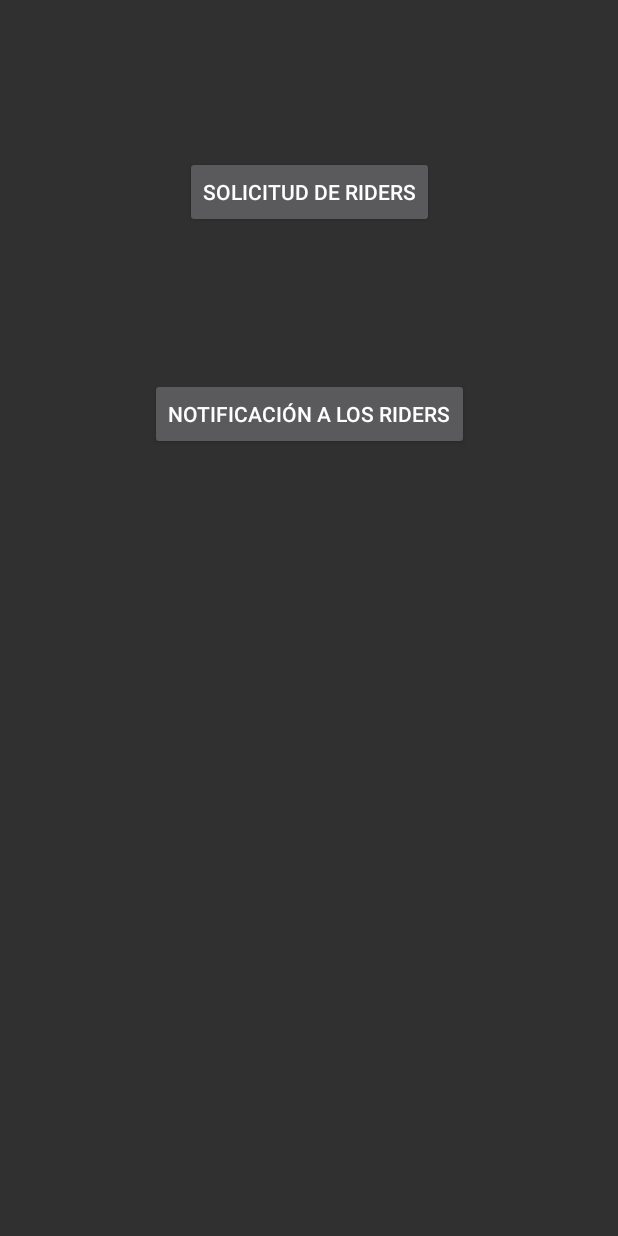
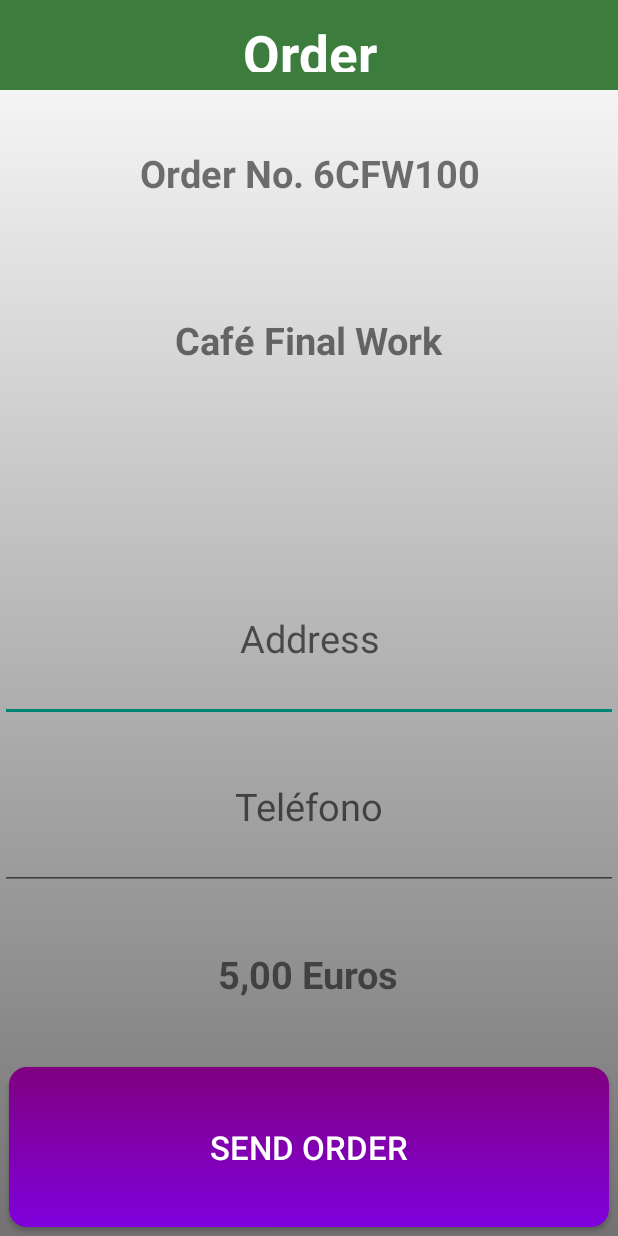
Before and after one commit to pmalavevfp/ProyectoFinal_FP, an Android app: the SendNotif screen opened directly, with no data from a screen before it, on a phone screen of 412 x 824 dp. Run offline under Robolectric (Android 15) with nearby library versions, the phone set to English and light mode, and no system bars; our stand-ins replace Volley.

Commit message:
ya funciona pero el codigo esta sin depurar y faltan por agregar varias actividades para finalizar y colocar los array para las opciones de riders

```diff
--- a/app/src/main/res/drawable/btn_color.xml
+++ b/app/src/main/res/drawable/btn_color.xml
@@ -1,8 +1,8 @@
 <?xml version="1.0" encoding="utf-8"?>
 <selector xmlns:android="http://schemas.android.com/apk/res/android">
-    <item android:state_active="true">
+    <item android:state_pressed="true">
         <shape>
-            <solid android:color="@color/red_500"/>
+            <solid android:color="@color/green_200"/>
             <corners android:radius="@dimen/corner_btn"/>
         </shape>
     </item>
--- a/app/src/main/res/layout/activity_send_notif.xml
+++ b/app/src/main/res/layout/activity_send_notif.xml
@@ -1,29 +1,120 @@
 <?xml version="1.0" encoding="utf-8"?>
-<androidx.constraintlayout.widget.ConstraintLayout xmlns:android="http://schemas.android.com/apk/res/android"
+<LinearLayout xmlns:android="http://schemas.android.com/apk/res/android"
     xmlns:app="http://schemas.android.com/apk/res-auto"
     xmlns:tools="http://schemas.android.com/tools"
     android:id="@+id/btn_send_notif"
     android:layout_width="match_parent"
     android:layout_height="match_parent"
+    android:orientation="vertical"
+    android:layout_gravity="center_horizontal"
+    android:background="@drawable/bckground"
     tools:context=".SendNotif">
+
+    <TextView
+        android:id="@+id/tvPartner"
+        android:layout_width="match_parent"
+        android:layout_height="60dp"
+        android:background="@color/green_200"
+        android:textColor="@color/white"
+        android:gravity="center"
+        android:textSize="35dp"
+        android:text="@string/t_order"
+        android:textStyle="bold"
+        android:layout_gravity="center_horizontal"
+        tools:layout_editor_absoluteY="50dp"
+        android:padding="12dp"
+
+        />
+
+    <TextView
+        android:id="@+id/order_number"
+        android:layout_width="wrap_content"
+        android:layout_height="wrap_content"
+        android:text="@string/t_order_nnumber"
+        android:textSize="25sp"
+        android:textStyle="bold"
+        android:textColorHint="@color/black"
+        android:layout_gravity="center_horizontal"
+        android:gravity="center"
+        android:layout_weight="1"
+        android:padding="12dp"
+        />
+
+    <TextView
+        android:id="@+id/partner_to_send"
+        android:layout_width="wrap_content"
+        android:layout_height="wrap_content"
+        android:text="Café Final Work"
+        android:textSize="25sp"
+        android:textStyle="bold"
+        android:textColorHint="@color/black"
+        android:layout_gravity="center_horizontal"
+        android:layout_weight="1"
+        android:gravity="center"
+        android:padding="12dp"
+        />
+
+    <TextView
+
+        android:layout_width="match_parent"
+        android:layout_height="wrap_content"
+        android:textSize="25sp"
+        android:textColorHint="@color/black"
+        android:layout_weight="1"
+        android:gravity="center"
+        />
+
+    <EditText
+        android:id="@+id/etAddress"
+        android:layout_width="match_parent"
+        android:layout_height="wrap_content"
+        android:hint="@string/t_address_order"
+        android:textSize="25sp"
+        android:layout_gravity="center_horizontal"
+        android:layout_weight="1"
+        android:gravity="center"
+        android:padding="12dp"
+        android:inputType="textMultiLine"
+        />
+
+    <EditText
+        android:id="@+id/etTele"
+        android:layout_width="match_parent"
+        android:layout_height="wrap_content"
+        android:hint="@string/t_telephone_order"
+        android:textSize="25sp"
+        android:layout_gravity="center_horizontal"
+        android:layout_weight="1"
+        android:gravity="center"
+        android:padding="12dp"
+        android:inputType="number"
+        />
+
+    <TextView
+        android:id="@+id/cash"
+        android:layout_width="wrap_content"
+        android:layout_height="wrap_content"
+        android:text="5,00 Euros"
+        android:textSize="25sp"
+        android:textStyle="bold"
+        android:textColorHint="@color/black"
+        android:layout_gravity="center_horizontal"
+        android:layout_weight="1"
+        android:gravity="center"
+        android:padding="12dp"
+        />
+
 
     <Button
         android:id="@+id/btn_riders_request"
-        android:layout_width="wrap_content"
+        style="@style/button"
+        android:layout_width="match_parent"
         android:layout_height="wrap_content"
-        android:layout_marginTop="104dp"
-        android:text="Solicitud de Riders"
-        app:layout_constraintEnd_toEndOf="parent"
-        app:layout_constraintStart_toStartOf="parent"
-        app:layout_constraintTop_toTopOf="parent" />
+        android:text="@string/btn_send_order"
+        android:textColor="@color/white"
+        android:layout_gravity="center_horizontal"
+        android:layout_weight="1"
+        android:padding="12dp"
+        />
 
-    <Button
-        android:id="@+id/btn_send_notif_group"
-        android:layout_width="wrap_content"
-        android:layout_height="wrap_content"
-        android:layout_marginTop="100dp"
-        android:text="Notificación a los RIders"
-        app:layout_constraintEnd_toEndOf="parent"
-        app:layout_constraintStart_toStartOf="parent"
-        app:layout_constraintTop_toBottomOf="@+id/btn_riders_request" />
-</androidx.constraintlayout.widget.ConstraintLayout>
+</LinearLayout>
--- a/app/src/main/res/values-night/themes.xml
+++ b/app/src/main/res/values-night/themes.xml
@@ -1,6 +1,6 @@
 <resources xmlns:tools="http://schemas.android.com/tools">
     <!-- Base application theme. -->
-    <style name="Theme.FinalWorkPushNotif" parent="Theme.MaterialComponents.DayNight.DarkActionBar">
+    <style name="Theme.FinalWorkPushNotif" parent="Theme.AppCompat.DayNight.NoActionBar">
         <!-- Primary brand color. -->
         <item name="colorPrimary">@color/purple_200</item>
         <item name="colorPrimaryVariant">@color/purple_700</item>
--- /dev/null
+++ b/app/src/main/res/values/ic_logo_background.xml
@@ -0,0 +1,4 @@
+<?xml version="1.0" encoding="utf-8"?>
+<resources>
+    <color name="ic_logo_background">#7E0AA1</color>
+</resources>
--- a/app/src/main/res/values/strings.xml
+++ b/app/src/main/res/values/strings.xml
@@ -15,4 +15,7 @@
     <string name="btn_delivered">Delivered</string>
     <string name="btn_declined">Declined Order</string>
     <string name="t_Ready">Ready</string>
+    <string name="t_order_nnumber">Order No. 6CFW100</string>
+    <string name="t_address_order">Address</string>
+    <string name="t_telephone_order">Teléfono</string>
 </resources>
--- a/app/src/main/res/values/themes.xml
+++ b/app/src/main/res/values/themes.xml
@@ -1,6 +1,6 @@
 <resources xmlns:tools="http://schemas.android.com/tools">
     <!-- Base application theme. -->
-    <style name="Theme.FinalWorkPushNotif" parent="Theme.AppCompat.NoActionBar">
+    <style name="Theme.FinalWorkPushNotif" parent="Theme.AppCompat.Light.NoActionBar">
         <!-- Primary brand color. -->
         <item name="colorPrimary">@color/purple_500</item>
         <item name="colorPrimaryVariant">@color/purple_700</item>
```
Also changed, not shown: app/src/main/java/com/plmv/finalworkpushnotif/FCM_Notif.java (+61 -7 lines), app/src/main/java/com/plmv/finalworkpushnotif/ReceiveNotif.java (+28 -3 lines), app/src/main/java/com/plmv/finalworkpushnotif/SendNotif.java (+66 -14 lines), app/src/main/res/layout/activity_receive_notif.xml (+83 -9 lines), app/src/main/ic_logo-playstore.png (added), 1 other file.
